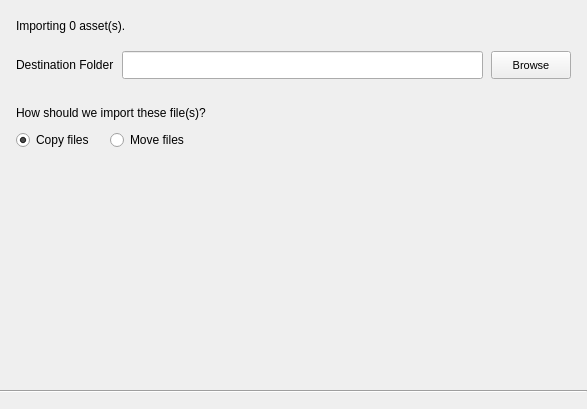
o3de/o3de, file Code/Editor/AssetImporter/UI/SelectDestinationDialog.ui: the form before one commit.
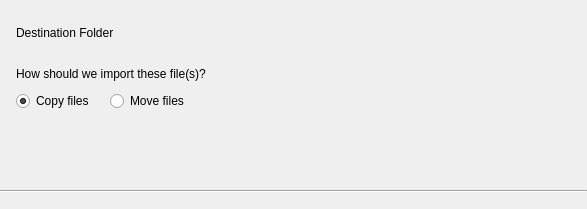
The form after the commit. Custom widgets are drawn as their Qt base class.

```diff
--- a/Code/Editor/AssetImporter/UI/SelectDestinationDialog.ui
+++ b/Code/Editor/AssetImporter/UI/SelectDestinationDialog.ui
@@ -10,7 +10,7 @@
     <x>0</x>
     <y>0</y>
     <width>587</width>
-    <height>409</height>
+    <height>209</height>
    </rect>
   </property>
   <property name="sizePolicy">
@@ -22,7 +22,7 @@
   <property name="minimumSize">
    <size>
     <width>587</width>
-    <height>409</height>
+    <height>209</height>
    </size>
   </property>
   <property name="focusPolicy">
@@ -64,33 +64,6 @@
      <property name="rightMargin">
       <number>16</number>
      </property>
-     <item>
-      <widget class="QLabel" name="NumberOfFilesMessage">
-       <property name="sizePolicy">
-        <sizepolicy hsizetype="Minimum" vsizetype="Fixed">
-         <horstretch>0</horstretch>
-         <verstretch>0</verstretch>
-        </sizepolicy>
-       </property>
-       <property name="minimumSize">
-        <size>
-         <width>329</width>
-         <height>19</height>
-        </size>
-       </property>
-       <property name="font">
-        <font>
-         <pointsize>9</pointsize>
-        </font>
-       </property>
-       <property name="text">
-        <string>Importing 0 asset(s).</string>
-       </property>
-       <property name="class" stdset="0">
-        <string>AssetImporterLabel</string>
-       </property>
-      </widget>
-     </item>
      <item>
       <spacer name="verticalSpacer_2">
        <property name="orientation">
@@ -102,7 +75,7 @@
        <property name="sizeHint" stdset="0">
         <size>
          <width>0</width>
-         <height>16</height>
+         <height>10</height>
         </size>
        </property>
       </spacer>
@@ -153,36 +126,13 @@
         </spacer>
        </item>
        <item>
-        <widget class="AzQtComponents::StyledLineEdit" name="DestinationLineEdit">
+        <widget class="AzQtComponents::BrowseEdit" name="DestinationLineEdit" native="true">
          <property name="sizePolicy">
           <sizepolicy hsizetype="Expanding" vsizetype="Fixed">
            <horstretch>0</horstretch>
            <verstretch>0</verstretch>
           </sizepolicy>
          </property>
-         <property name="minimumSize">
-          <size>
-           <width>300</width>
-           <height>28</height>
-          </size>
-         </property>
-         <property name="font">
-          <font>
-           <pointsize>10</pointsize>
-          </font>
-         </property>
-         <property name="cursor">
-          <cursorShape>IBeamCursor</cursorShape>
-         </property>
-         <property name="frame">
-          <bool>true</bool>
-         </property>
-         <property name="alignment">
-          <set>Qt::AlignLeading|Qt::AlignLeft|Qt::AlignTop</set>
-         </property>
-         <property name="class" stdset="0">
-          <string>AssetImporterLineEdit</string>
-         </property>
         </widget>
        </item>
        <item>
@@ -201,35 +151,6 @@
          </property>
         </spacer>
        </item>
-       <item>
-        <widget class="QPushButton" name="BrowseButton">
-         <property name="sizePolicy">
-          <sizepolicy hsizetype="Fixed" vsizetype="Fixed">
-           <horstretch>0</horstretch>
-           <verstretch>0</verstretch>
-          </sizepolicy>
-         </property>
-         <property name="minimumSize">
-          <size>
-           <width>76</width>
-           <height>28</height>
-          </size>
-         </property>
-         <property name="font">
-          <font>
-           <pointsize>8</pointsize>
-           <weight>50</weight>
-           <bold>false</bold>
-          </font>
-         </property>
-         <property name="styleSheet">
-          <string notr="true"/>
-         </property>
-         <property name="text">
-          <string>Browse</string>
-         </property>
-        </widget>
-       </item>
       </layout>
      </item>
      <item>
@@ -395,7 +316,13 @@
        <property name="minimumSize">
         <size>
          <width>500</width>
-         <height>72</height>
+         <height>40</height>
+        </size>
+       </property>
+       <property name="maximumSize">
+        <size>
+         <width>16777215</width>
+         <height>40</height>
         </size>
        </property>
        <property name="font">
@@ -490,9 +417,10 @@
  </widget>
  <customwidgets>
   <customwidget>
-   <class>AzQtComponents::StyledLineEdit</class>
-   <extends>QLineEdit</extends>
-   <header>AzQtComponents/Components/StyledLineEdit.h</header>
+   <class>AzQtComponents::BrowseEdit</class>
+   <extends>QWidget</extends>
+   <header location="global">AzQtComponents/Components/Widgets/BrowseEdit.h</header>
+   <container>1</container>
   </customwidget>
  </customwidgets>
  <resources/>
```
